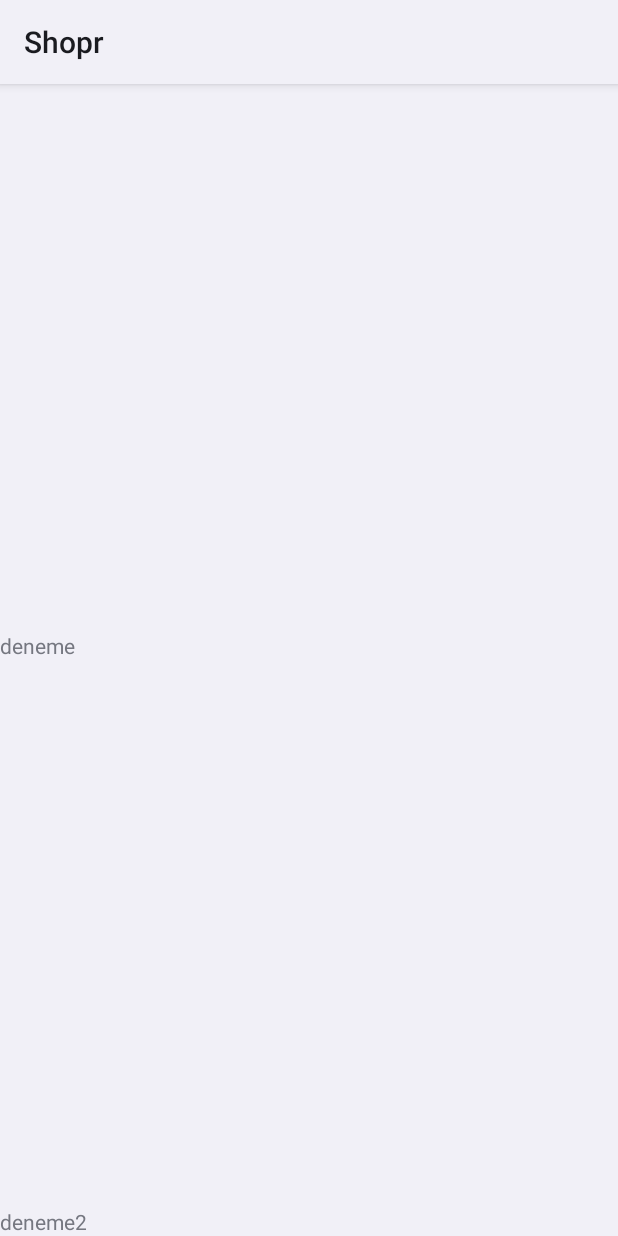
After one commit to emirhansoylu/Shopr, an Android app: the layout layout_product_detail.xml on its own in the app's theme, with its tools: preview values and no code run, on a phone screen of 412 x 824 dp. The commit adds this screen. Run offline under Robolectric (Android 15) with nearby library versions, the phone set to English and light mode, and no system bars.

Commit message:
ProductDetailFragment UI template improved.

```diff
--- a/app/src/main/java/dev/duckbuddyy/shopr/MainActivity.kt
+++ b/app/src/main/java/dev/duckbuddyy/shopr/MainActivity.kt
@@ -9,8 +9,7 @@ import dagger.hilt.android.AndroidEntryPoint
 class MainActivity : AppCompatActivity() {
     override fun onCreate(savedInstanceState: Bundle?) {
         super.onCreate(savedInstanceState)
-        val splashScreen = installSplashScreen()
-        splashScreen.setKeepOnScreenCondition { false }
+        installSplashScreen()
         setContentView(R.layout.activity_main)
     }
 }
--- a/app/src/main/java/dev/duckbuddyy/shopr/products/ProductsFragment.kt
+++ b/app/src/main/java/dev/duckbuddyy/shopr/products/ProductsFragment.kt
@@ -20,9 +20,7 @@ class ProductsFragment : Fragment() {
     private val binding get() = _binding!!
 
     private val productAdapter by lazy {
-        ProductAdapter(
-            onItemClicked = { navigateToProductDetail(product = it) }
-        )
+        ProductAdapter(onItemClicked = { navigateToProductDetail(product = it) })
     }
 
     private val productsCollector: suspend (List<Product>) -> Unit = { products ->
--- /dev/null
+++ b/app/src/main/res/layout/layout_product_detail.xml
@@ -0,0 +1,23 @@
+<?xml version="1.0" encoding="utf-8"?>
+<androidx.constraintlayout.widget.ConstraintLayout xmlns:android="http://schemas.android.com/apk/res/android"
+    xmlns:app="http://schemas.android.com/apk/res-auto"
+    android:layout_width="match_parent"
+    android:layout_height="match_parent">
+
+    <TextView
+        android:id="@+id/textView"
+        android:layout_width="wrap_content"
+        android:layout_height="wrap_content"
+        android:text="deneme"
+        app:layout_constraintBottom_toTopOf="@+id/textView2"
+        app:layout_constraintTop_toTopOf="parent" />
+
+    <TextView
+        android:id="@+id/textView2"
+        android:layout_width="wrap_content"
+        android:layout_height="wrap_content"
+        android:text="deneme2"
+        app:layout_constraintBottom_toBottomOf="parent" />
+
+
+</androidx.constraintlayout.widget.ConstraintLayout>
```
Also changed, not shown: app/src/main/java/dev/duckbuddyy/shopr/product_detail/ProductDetailFragment.kt (+23 -1 lines), app/src/main/res/layout/fragment_product_detail.xml (+27 -6 lines).
